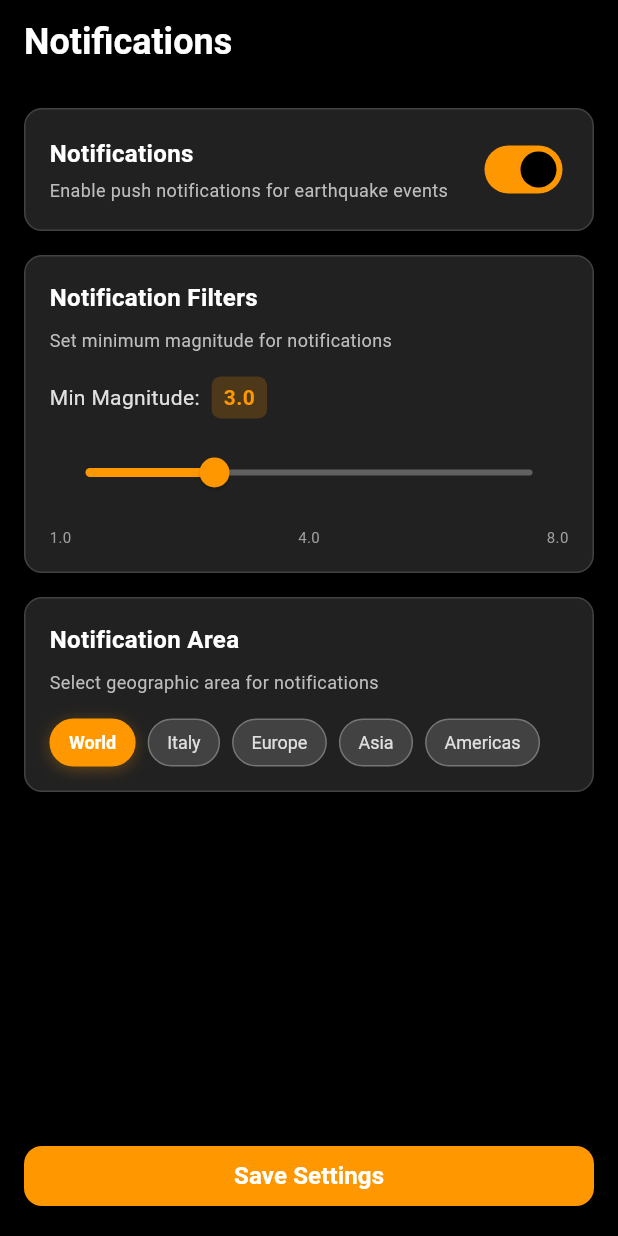
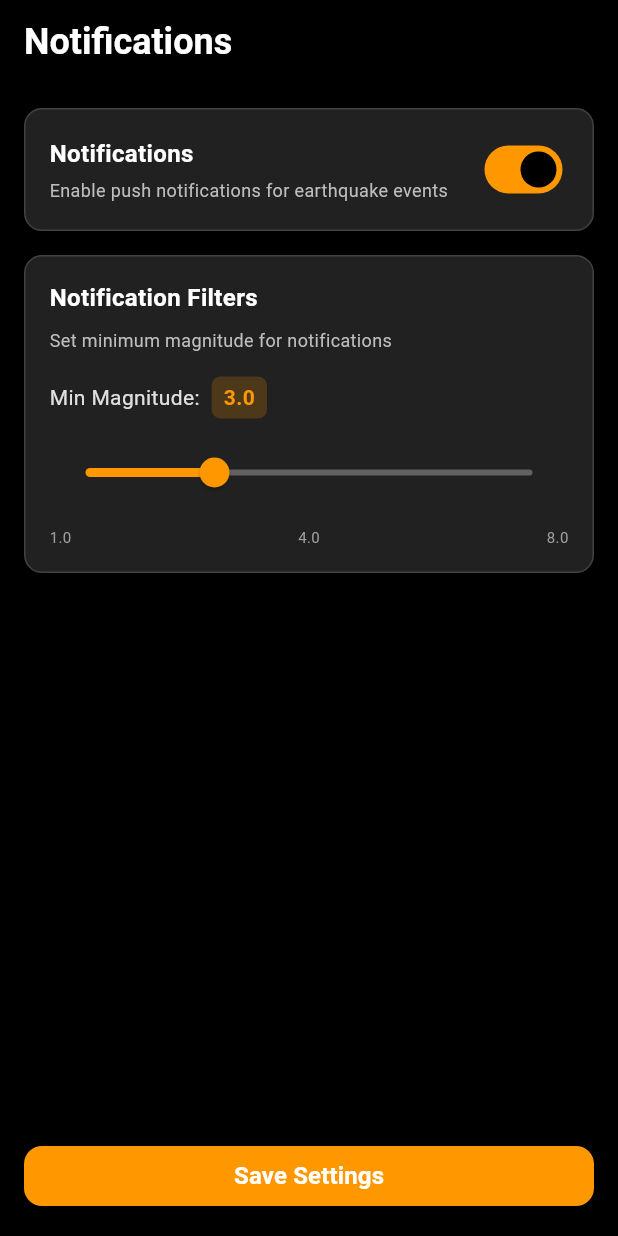
Before and after one commit to Al3x18/flutter_w-quake, a Flutter app: the NotificationsSettingsPage screen opened by its route, on a phone screen of 412 x 824 dp. Run offline on Flutter 3.47's test engine with Material 3 defaults, Android fonts, the phone set to English and light mode, and no system bars; our stand-ins replace flutter_map, flutter_riverpod, geolocator, go_router, google_fonts, latlong2 and 3 more; accounts and stored records are empty; network calls fail.

Commit message:
Remove unused notification area selection UI components from NotificationsSettingsPage to streamline the settings interface.

```diff
--- a/lib/views/settings/notifications_settings_page.dart
+++ b/lib/views/settings/notifications_settings_page.dart
@@ -12,7 +12,6 @@ class NotificationsSettingsPage extends ConsumerStatefulWidget {
 class _NotificationsSettingsPageState extends ConsumerState<NotificationsSettingsPage> {
   bool _notificationsEnabled = true; // Enable by default to show filters
   double _minMagnitudeForNotifications = 3.0;
-  String _selectedArea = 'World';
 
   @override
   Widget build(BuildContext context) {
@@ -159,44 +158,6 @@ class _NotificationsSettingsPageState extends ConsumerState<NotificationsSetting
                             ],
                           ),
                         ),
-
-                        const SizedBox(height: 16),
-
-                        // Notification Area Section
-                        Container(
-                          width: double.infinity,
-                          padding: const EdgeInsets.all(16),
-                          decoration: BoxDecoration(
-                            color: Colors.grey[900],
-                            borderRadius: BorderRadius.circular(12),
-                            border: Border.all(color: Colors.grey[800]!, width: 1),
-                          ),
-                          child: Column(
-                            crossAxisAlignment: CrossAxisAlignment.start,
-                            children: [
-                              Text(
-                                l10n.notificationArea,
-                                style: const TextStyle(color: Colors.white, fontSize: 16, fontWeight: FontWeight.w600),
-                              ),
-                              const SizedBox(height: 8),
-                              Text(l10n.selectNotificationArea, style: TextStyle(color: Colors.grey[400], fontSize: 12)),
-                              const SizedBox(height: 16),
-
-                              // Area Selection Buttons
-                              Wrap(
-                                spacing: 8,
-                                runSpacing: 8,
-                                children: [
-                                  _buildAreaChip('World', l10n.world, _selectedArea == 'World'),
-                                  _buildAreaChip('Italy', l10n.italy, _selectedArea == 'Italy'),
-                                  _buildAreaChip('Europe', l10n.europe, _selectedArea == 'Europe'),
-                                  _buildAreaChip('Asia', l10n.asia, _selectedArea == 'Asia'),
-                                  _buildAreaChip('Americas', l10n.americas, _selectedArea == 'Americas'),
-                                ],
-                              ),
-                            ],
-                          ),
-                        ),
                       ],
                     )
                   : const SizedBox.shrink(key: ValueKey('empty')),
@@ -226,34 +187,4 @@ class _NotificationsSettingsPageState extends ConsumerState<NotificationsSetting
       ),
     );
   }
-
-  Widget _buildAreaChip(String area, String label, bool isSelected) {
-    return AnimatedContainer(
-      duration: const Duration(milliseconds: 200),
-      curve: Curves.easeInOut,
-      child: GestureDetector(
-        onTap: () {
-          setState(() {
-            _selectedArea = area;
-          });
-        },
-        child: AnimatedContainer(
-          duration: const Duration(milliseconds: 200),
-          curve: Curves.easeInOut,
-          padding: const EdgeInsets.symmetric(horizontal: 12, vertical: 8),
-          decoration: BoxDecoration(
-            color: isSelected ? Colors.orange : Colors.grey[800],
-            borderRadius: BorderRadius.circular(20),
-            border: Border.all(color: isSelected ? Colors.orange : Colors.grey[600]!, width: 1),
-            boxShadow: isSelected ? [BoxShadow(color: Colors.orange.withValues(alpha: 0.3), blurRadius: 8, offset: const Offset(0, 2))] : null,
-          ),
-          child: AnimatedDefaultTextStyle(
-            duration: const Duration(milliseconds: 200),
-            style: TextStyle(color: isSelected ? Colors.white : Colors.grey[300], fontSize: 12, fontWeight: isSelected ? FontWeight.w600 : FontWeight.normal),
-            child: Text(label),
-          ),
-        ),
-      ),
-    );
-  }
 }
```
